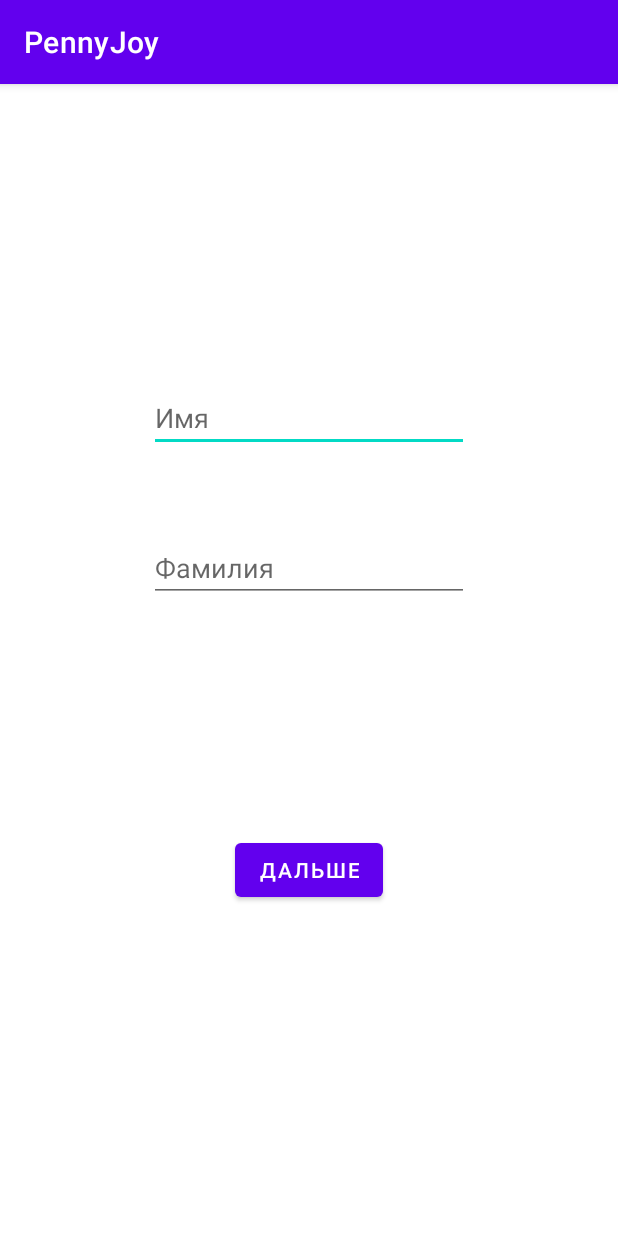
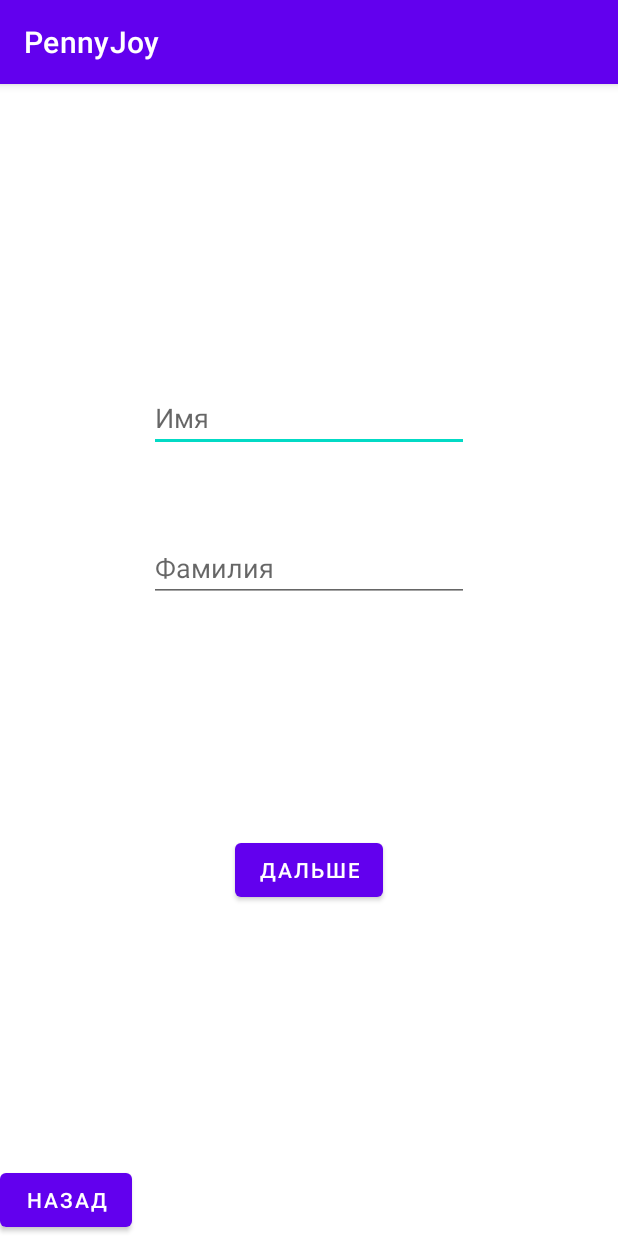
Before and after one commit to PennyTeam/PennyJoy1, an Android app: the SignUpActivityNoAcc1 screen opened directly, with no data from a screen before it, on a phone screen of 412 x 824 dp. Run offline under Robolectric (Android 15) with nearby library versions, the phone set to English and light mode, and no system bars.

Commit message:
Добавил проверку на авторизацию. Сделал возможность скрытия signIn/out активити. Добавил проверку на логин

```diff
--- a/app/build.gradle
+++ b/app/build.gradle
@@ -36,8 +36,6 @@ dependencies {
     implementation 'androidx.constraintlayout:constraintlayout:2.0.4'
     implementation 'com.google.firebase:firebase-database:19.7.0'
     implementation 'androidx.annotation:annotation:1.1.0'
-    implementation 'androidx.lifecycle:lifecycle-livedata-ktx:2.2.0'
-    implementation 'androidx.lifecycle:lifecycle-viewmodel-ktx:2.2.0'
     testImplementation 'junit:junit:4.+'
     androidTestImplementation 'androidx.test.ext:junit:1.1.2'
     androidTestImplementation 'androidx.test.espresso:espresso-core:3.3.0'
--- a/app/src/main/java/com/example/pennyjoy/MainActivity.java
+++ b/app/src/main/java/com/example/pennyjoy/MainActivity.java
@@ -2,17 +2,13 @@ package com.example.pennyjoy;
 
 import androidx.appcompat.app.AppCompatActivity;
 
-import android.content.Intent;
 import android.os.Bundle;
-import android.widget.TextView;
 
 public class MainActivity extends AppCompatActivity {
-TextView tv;
+
     @Override
     protected void onCreate(Bundle savedInstanceState) {
         super.onCreate(savedInstanceState);
         setContentView(R.layout.activity_main);
-        tv = findViewById(R.id.textViewFromMain);
-
     }
 }
--- a/app/src/main/java/com/example/pennyjoy/SignUpActivityNoAcc2.java
+++ b/app/src/main/java/com/example/pennyjoy/SignUpActivityNoAcc2.java
@@ -41,6 +41,7 @@ public class SignUpActivityNoAcc2 extends AppCompatActivity {
             intent.putExtra("passwd",txtPasswd.getText().toString());
             intent.putExtra("nameFromSecondAct",name);
             intent.putExtra("surnameFromSecondAct",surname);
+
             startActivityForResult(intent, signUpNoAccRequestCode);
         }else{
             Toast.makeText(getApplicationContext(),"Заполните все поля верно",Toast.LENGTH_LONG).show();
--- a/app/src/main/java/com/example/pennyjoy/SignUpActivityNoAcc3.java
+++ b/app/src/main/java/com/example/pennyjoy/SignUpActivityNoAcc3.java
@@ -40,6 +40,7 @@ public class SignUpActivityNoAcc3 extends AppCompatActivity {
             User user=new User(name,surname,login,passwd,salary, null);
             UserProvider provider=new UserProvider();
             provider.addUser(user);
+            intent.setFlags(Intent.FLAG_ACTIVITY_NEW_TASK | Intent.FLAG_ACTIVITY_CLEAR_TASK);
             startActivity(intent);
         }else{
             Toast.makeText(getApplicationContext(),"Заполните все поля верно",Toast.LENGTH_LONG).show();
@@ -53,4 +54,6 @@ public class SignUpActivityNoAcc3 extends AppCompatActivity {
         setResult(RESULT_OK, intent);
         finish();
     }
+
+
 }
--- a/app/src/main/res/layout/activity_sign_up_no_acc1.xml
+++ b/app/src/main/res/layout/activity_sign_up_no_acc1.xml
@@ -14,6 +14,14 @@
         android:onClick="nextLog1"
         android:layout_marginTop="500dp"
         android:text="Дальше" />
+
+    <Button
+        android:id="@+id/btnBackToSignIn"
+        android:layout_width="wrap_content"
+        android:layout_height="wrap_content"
+        android:onClick="btnGoBackTOSignIn"
+        android:layout_alignParentBottom="true"
+        android:text="Назад" />
 
     <EditText
         android:id="@+id/txtName"
```
Also changed, not shown: app/src/main/java/com/example/pennyjoy/SignInActivity.java (+47 -6 lines), app/src/main/java/com/example/pennyjoy/SignUpActivityNoAcc1.java (+8 -0 lines), gradle/wrapper/gradle-wrapper.properties.
